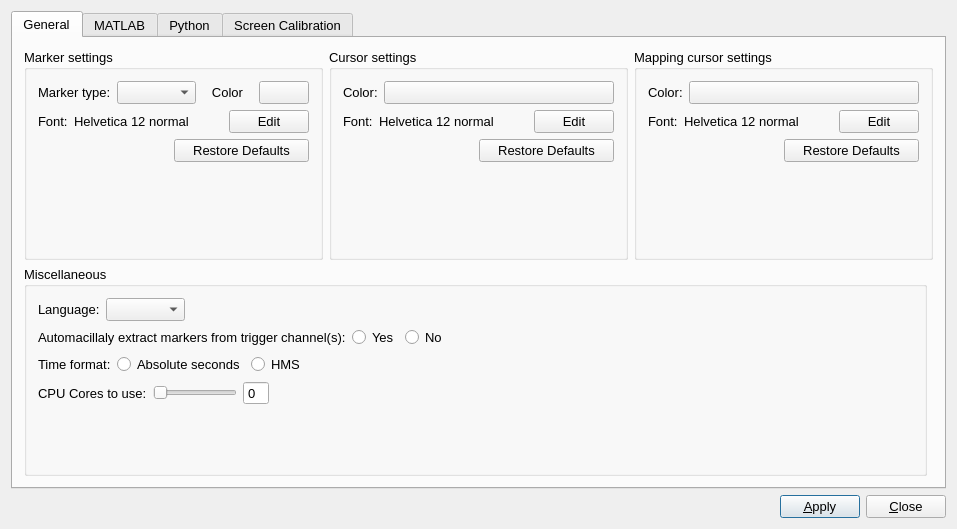
The window that src/AnyWave/Prefs/AwPrefsDial.ui (HIP-infrastructure/anywave-code) describes before a commit, drawn with Qt 5.
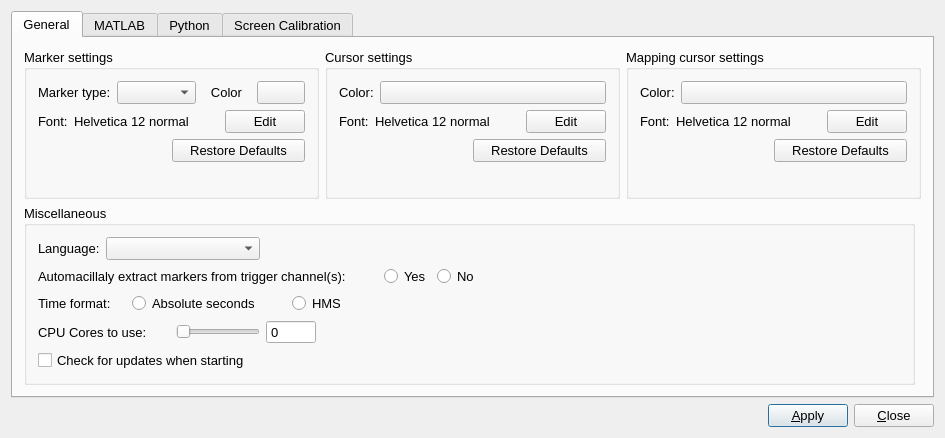
The same window after the commit. The open tabs and pages were chosen to show the change. Icons and pictures are not drawn.

Commit message: New auto updating system. Redesigned AwSettings object to hold a map instead of a lot of variables.

What changed in the file:
```diff
--- a/src/AnyWave/Prefs/AwPrefsDial.ui
+++ b/src/AnyWave/Prefs/AwPrefsDial.ui
@@ -6,8 +6,8 @@
    <rect>
     <x>0</x>
     <y>0</y>
-    <width>957</width>
-    <height>529</height>
+    <width>945</width>
+    <height>438</height>
    </rect>
   </property>
   <property name="minimumSize">
@@ -28,45 +28,8 @@
    <iconset resource="../../../resources/AnyWave.qrc">
     <normaloff>:/images/AnyWave_icon.png</normaloff>:/images/AnyWave_icon.png</iconset>
   </property>
-  <layout class="QGridLayout" name="gridLayout">
-   <item row="2" column="0">
-    <layout class="QHBoxLayout" name="horizontalLayout">
+  <layout class="QVBoxLayout" name="verticalLayout_6">
      <item>
-      <spacer name="horizontalSpacer">
-       <property name="orientation">
-        <enum>Qt::Horizontal</enum>
-       </property>
-       <property name="sizeHint" stdset="0">
-        <size>
-         <width>40</width>
-         <height>20</height>
-        </size>
-       </property>
-      </spacer>
-     </item>
-     <item>
-      <widget class="QPushButton" name="buttonOK">
-       <property name="text">
-        <string>&amp;Apply</string>
-       </property>
-       <property name="autoDefault">
-        <bool>false</bool>
-       </property>
-       <property name="default">
-        <bool>true</bool>
-       </property>
-      </widget>
-     </item>
-     <item>
-      <widget class="QPushButton" name="buttonClose">
-       <property name="text">
-        <string>&amp;Close</string>
-       </property>
-      </widget>
-     </item>
-    </layout>
-   </item>
-   <item row="0" column="0">
     <widget class="QTabWidget" name="tabwidget_Prefs">
      <property name="font">
       <font>
@@ -489,10 +452,8 @@
          <property name="title">
           <string>Miscellaneous</string>
          </property>
-         <layout class="QVBoxLayout" name="verticalLayout_6">
-          <item>
-           <layout class="QHBoxLayout" name="horizontalLayout_3">
-            <item>
+         <layout class="QGridLayout" name="gridLayout_3">
+          <item row="0" column="0">
              <widget class="QLabel" name="label_11">
               <property name="sizePolicy">
                <sizepolicy hsizetype="Preferred" vsizetype="Preferred">
@@ -505,34 +466,30 @@
               </property>
              </widget>
             </item>
-            <item>
+          <item row="0" column="1" colspan="3">
              <widget class="QComboBox" name="comboLanguage">
               <property name="sizePolicy">
-               <sizepolicy hsizetype="Preferred" vsizetype="Preferred">
+             <sizepolicy hsizetype="Expanding" vsizetype="Preferred">
                 <horstretch>0</horstretch>
                 <verstretch>0</verstretch>
                </sizepolicy>
               </property>
              </widget>
             </item>
-            <item>
+          <item row="0" column="11">
              <spacer name="horizontalSpacer_4">
               <property name="orientation">
                <enum>Qt::Horizontal</enum>
               </property>
               <property name="sizeHint" stdset="0">
                <size>
-                <width>40</width>
+              <width>261</width>
                 <height>20</height>
                </size>
               </property>
              </spacer>
             </item>
-           </layout>
-          </item>
-          <item>
-           <layout class="QHBoxLayout" name="horizontalLayout_7">
-            <item>
+          <item row="1" column="0" colspan="8">
              <widget class="QLabel" name="label_5">
               <property name="toolTip">
                <string>Choose Yes if you want Anywave to ask for events extraction each time a file with trigger channel(s) is open.</string>
@@ -542,7 +499,7 @@
               </property>
              </widget>
             </item>
-            <item>
+          <item row="1" column="9">
              <widget class="QRadioButton" name="radioTriggerParserOn">
               <property name="text">
                <string>Yes</string>
@@ -552,7 +509,7 @@
               </attribute>
              </widget>
             </item>
-            <item>
+          <item row="1" column="10">
              <widget class="QRadioButton" name="radioTriggerParserOff">
               <property name="text">
                <string>No</string>
@@ -562,31 +519,27 @@
               </attribute>
              </widget>
             </item>
-            <item>
+          <item row="1" column="11">
              <spacer name="horizontalSpacer_5">
               <property name="orientation">
                <enum>Qt::Horizontal</enum>
               </property>
               <property name="sizeHint" stdset="0">
                <size>
-                <width>40</width>
+              <width>446</width>
                 <height>20</height>
                </size>
               </property>
              </spacer>
             </item>
-           </layout>
-          </item>
-          <item>
-           <layout class="QHBoxLayout" name="horizontalLayout_6">
-            <item>
+          <item row="2" column="0" colspan="2">
              <widget class="QLabel" name="label_12">
               <property name="text">
                <string>Time format:</string>
               </property>
              </widget>
             </item>
-            <item>
+          <item row="2" column="2" colspan="2">
              <widget class="QRadioButton" name="radioHMSOff">
               <property name="sizePolicy">
                <sizepolicy hsizetype="Preferred" vsizetype="Fixed">
@@ -602,7 +555,7 @@
               </attribute>
              </widget>
             </item>
-            <item>
+          <item row="2" column="5" colspan="2">
              <widget class="QRadioButton" name="radioHMSOn">
               <property name="sizePolicy">
                <sizepolicy hsizetype="Preferred" vsizetype="Fixed">
@@ -618,31 +571,27 @@
               </attribute>
              </widget>
             </item>
-            <item>
+          <item row="2" column="7" colspan="2">
              <spacer name="horizontalSpacer_7">
               <property name="orientation">
                <enum>Qt::Horizontal</enum>
               </property>
               <property name="sizeHint" stdset="0">
                <size>
-                <width>40</width>
+              <width>24</width>
                 <height>20</height>
                </size>
               </property>
              </spacer>
             </item>
-           </layout>
-          </item>
-          <item>
-           <layout class="QHBoxLayout" name="horizontalLayout_15">
-            <item>
+          <item row="3" column="0" colspan="3">
              <widget class="QLabel" name="label_15">
               <property name="text">
                <string>CPU Cores to use:</string>
               </property>
              </widget>
             </item>
-            <item>
+          <item row="3" column="3">
              <widget class="QSlider" name="sliderCPU">
               <property name="sizePolicy">
                <sizepolicy hsizetype="Preferred" vsizetype="Fixed">
@@ -667,7 +616,7 @@
               </property>
              </widget>
             </item>
-            <item>
+          <item row="3" column="4" colspan="2">
              <widget class="QSpinBox" name="spinCPU">
               <property name="readOnly">
                <bool>true</bool>
@@ -677,30 +626,35 @@
               </property>
              </widget>
             </item>
-            <item>
+          <item row="3" column="6" colspan="2">
              <spacer name="horizontalSpacer_8">
               <property name="orientation">
                <enum>Qt::Horizontal</enum>
               </property>
               <property name="sizeHint" stdset="0">
                <size>
-                <width>40</width>
+              <width>45</width>
                 <height>20</height>
                </size>
               </property>
              </spacer>
             </item>
-           </layout>
+          <item row="4" column="0" colspan="5">
+           <widget class="QCheckBox" name="checkBoxUpdates">
+            <property name="text">
+             <string>Check for updates when starting</string>
+            </property>
+           </widget>
           </item>
-          <item>
-           <spacer name="verticalSpacer_2">
+          <item row="4" column="8" colspan="2">
+           <spacer name="horizontalSpacer_9">
             <property name="orientation">
-             <enum>Qt::Vertical</enum>
+             <enum>Qt::Horizontal</enum>
             </property>
             <property name="sizeHint" stdset="0">
              <size>
-              <width>20</width>
-              <height>54</height>
+              <width>46</width>
+              <height>20</height>
              </size>
             </property>
            </spacer>
@@ -1105,6 +1059,56 @@
      </widget>
     </widget>
    </item>
+   <item>
+    <spacer name="verticalSpacer_2">
+     <property name="orientation">
+      <enum>Qt::Vertical</enum>
+     </property>
+     <property name="sizeHint" stdset="0">
+      <size>
+       <width>20</width>
+       <height>8</height>
+      </size>
+     </property>
+    </spacer>
+   </item>
+   <item>
+    <layout class="QHBoxLayout" name="horizontalLayout">
+     <item>
+      <spacer name="horizontalSpacer">
+       <property name="orientation">
+        <enum>Qt::Horizontal</enum>
+       </property>
+       <property name="sizeHint" stdset="0">
+        <size>
+         <width>40</width>
+         <height>20</height>
+        </size>
+       </property>
+      </spacer>
+     </item>
+     <item>
+      <widget class="QPushButton" name="buttonOK">
+       <property name="text">
+        <string>&amp;Apply</string>
+       </property>
+       <property name="autoDefault">
+        <bool>false</bool>
+       </property>
+       <property name="default">
+        <bool>true</bool>
+       </property>
+      </widget>
+     </item>
+     <item>
+      <widget class="QPushButton" name="buttonClose">
+       <property name="text">
+        <string>&amp;Close</string>
+       </property>
+      </widget>
+     </item>
+    </layout>
+   </item>
   </layout>
  </widget>
  <layoutdefault spacing="6" margin="11"/>
```
Left out of the diff: 4 changed lines with no effect on the pictures. Lines whose indentation alone changed are shown as unchanged. The commit also changes 31 other files.
